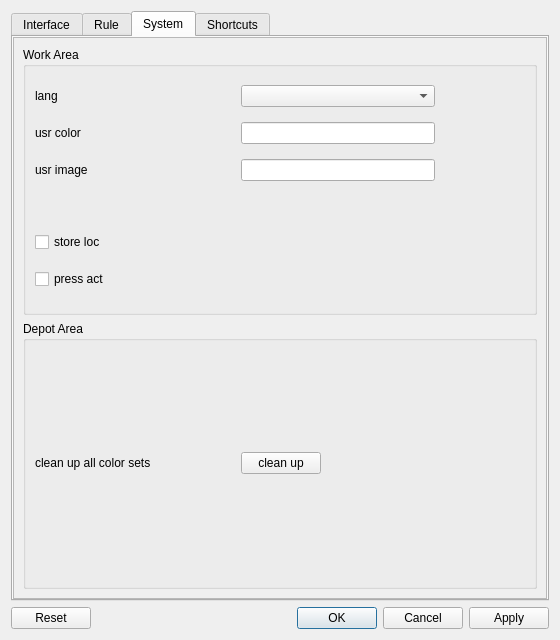
The window that src/main/python/cguis/design/settings_dialog.ui (liujiacode/DigitalPalette) describes before a commit, drawn with Qt 5.
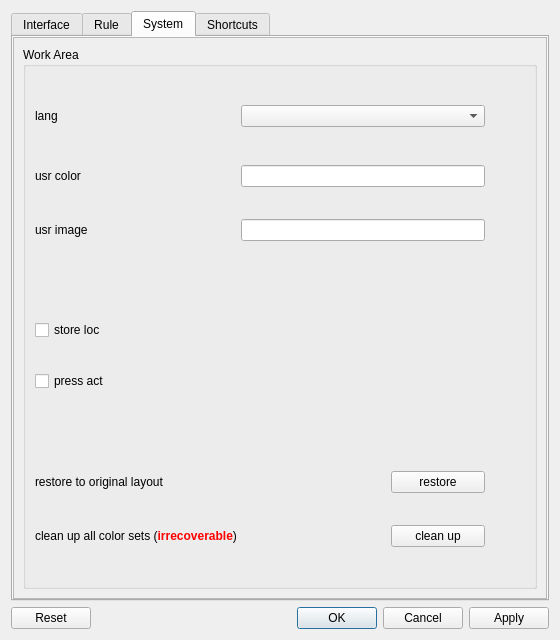
The same window after the commit. The open tabs and pages were chosen to show the change.

```diff
--- a/src/main/python/cguis/design/settings_dialog.ui
+++ b/src/main/python/cguis/design/settings_dialog.ui
@@ -1602,7 +1602,7 @@
              <property name="title">
               <string>Work Area</string>
              </property>
-             <layout class="QGridLayout" name="gridLayout_15">
+             <layout class="QGridLayout" name="gridLayout_12">
               <item row="0" column="0">
                <widget class="QLabel" name="lang_label">
                 <property name="minimumSize">
@@ -1622,31 +1622,31 @@
                 </property>
                </widget>
               </item>
-              <item row="0" column="1">
+              <item row="0" column="1" colspan="2">
                <widget class="QComboBox" name="lang_comb">
                 <property name="minimumSize">
                  <size>
-                  <width>160</width>
+                  <width>120</width>
                   <height>0</height>
                  </size>
                 </property>
                 <property name="maximumSize">
                  <size>
-                  <width>200</width>
+                  <width>360</width>
                   <height>16777215</height>
                  </size>
                 </property>
                </widget>
               </item>
-              <item row="0" column="2">
-               <spacer name="hsp_7">
+              <item row="0" column="3" rowspan="2">
+               <spacer name="hsp_11">
                 <property name="orientation">
                  <enum>Qt::Horizontal</enum>
                 </property>
                 <property name="sizeHint" stdset="0">
                  <size>
-                  <width>10</width>
-                  <height>20</height>
+                  <width>24</width>
+                  <height>68</height>
                  </size>
                 </property>
                </spacer>
@@ -1670,8 +1670,21 @@
                 </property>
                </widget>
               </item>
-              <item row="1" column="1">
-               <widget class="QLineEdit" name="usr_color_ledit"/>
+              <item row="1" column="1" colspan="2">
+               <widget class="QLineEdit" name="usr_color_ledit">
+                <property name="minimumSize">
+                 <size>
+                  <width>120</width>
+                  <height>0</height>
+                 </size>
+                </property>
+                <property name="maximumSize">
+                 <size>
+                  <width>360</width>
+                  <height>16777215</height>
+                 </size>
+                </property>
+               </widget>
               </item>
               <item row="2" column="0">
                <widget class="QLabel" name="usr_image_label">
@@ -1692,11 +1705,24 @@
                 </property>
                </widget>
               </item>
-              <item row="2" column="1">
-               <widget class="QLineEdit" name="usr_image_ledit"/>
+              <item row="2" column="1" colspan="2">
+               <widget class="QLineEdit" name="usr_image_ledit">
+                <property name="minimumSize">
+                 <size>
+                  <width>120</width>
+                  <height>0</height>
+                 </size>
+                </property>
+                <property name="maximumSize">
+                 <size>
+                  <width>360</width>
+                  <height>16777215</height>
+                 </size>
+                </property>
+               </widget>
               </item>
-              <item row="3" column="0" colspan="3">
-               <widget class="QWidget" name="work_space_inner_space" native="true">
+              <item row="3" column="0" colspan="4">
+               <widget class="QWidget" name="work_space_inner_space_1" native="true">
                 <property name="minimumSize">
                  <size>
                   <width>0</width>
@@ -1711,7 +1737,7 @@
                 </property>
                </widget>
               </item>
-              <item row="4" column="0" colspan="2">
+              <item row="4" column="0" colspan="3">
                <widget class="QCheckBox" name="store_loc_cbox">
                 <property name="minimumSize">
                  <size>
@@ -1733,7 +1759,7 @@
                 </property>
                </widget>
               </item>
-              <item row="5" column="0" colspan="2">
+              <item row="5" column="0" colspan="3">
                <widget class="QCheckBox" name="press_act_cbox">
                 <property name="minimumSize">
                  <size>
@@ -1755,60 +1781,100 @@
                 </property>
                </widget>
               </item>
-             </layout>
-            </widget>
-           </item>
-           <item>
-            <widget class="QGroupBox" name="system_depot_area_gbox">
-             <property name="minimumSize">
-              <size>
-               <width>0</width>
-               <height>0</height>
-              </size>
-             </property>
-             <property name="title">
-              <string>Depot Area</string>
-             </property>
-             <layout class="QGridLayout" name="gridLayout_12">
-              <item row="0" column="2">
-               <spacer name="hsp_10">
+              <item row="6" column="0" colspan="4">
+               <widget class="QWidget" name="work_space_inner_space_2" native="true">
+                <property name="minimumSize">
+                 <size>
+                  <width>0</width>
+                  <height>20</height>
+                 </size>
+                </property>
+                <property name="maximumSize">
+                 <size>
+                  <width>16777215</width>
+                  <height>20</height>
+                 </size>
+                </property>
+               </widget>
+              </item>
+              <item row="7" column="0" colspan="2">
+               <widget class="QLabel" name="restore_original_label">
+                <property name="minimumSize">
+                 <size>
+                  <width>350</width>
+                  <height>20</height>
+                 </size>
+                </property>
+                <property name="maximumSize">
+                 <size>
+                  <width>350</width>
+                  <height>20</height>
+                 </size>
+                </property>
+                <property name="text">
+                 <string>restore to original layout</string>
+                </property>
+               </widget>
+              </item>
+              <item row="7" column="2">
+               <widget class="QPushButton" name="restore_original_btn">
+                <property name="text">
+                 <string>restore</string>
+                </property>
+               </widget>
+              </item>
+              <item row="7" column="3">
+               <spacer name="hsp_12">
                 <property name="orientation">
                  <enum>Qt::Horizontal</enum>
                 </property>
                 <property name="sizeHint" stdset="0">
                  <size>
-                  <width>98</width>
-                  <height>20</height>
+                  <width>24</width>
+                  <height>25</height>
                  </size>
                 </property>
                </spacer>
               </item>
-              <item row="0" column="0">
+              <item row="8" column="0" colspan="2">
                <widget class="QLabel" name="clean_up_label">
                 <property name="minimumSize">
                  <size>
-                  <width>200</width>
+                  <width>350</width>
                   <height>20</height>
                  </size>
                 </property>
                 <property name="maximumSize">
                  <size>
-                  <width>200</width>
+                  <width>350</width>
                   <height>20</height>
                  </size>
                 </property>
                 <property name="text">
-                 <string>clean up all color sets</string>
+                 <string>&lt;html&gt;&lt;head/&gt;&lt;body&gt;&lt;p&gt;clean up all color sets (&lt;span style=&quot; font-weight:600; color:#ff0000;&quot;&gt;irrecoverable&lt;/span&gt;)&lt;/p&gt;&lt;/body&gt;&lt;/html&gt;</string>
                 </property>
                </widget>
               </item>
-              <item row="0" column="1">
+              <item row="8" column="2">
                <widget class="QPushButton" name="clean_up_btn">
                 <property name="text">
                  <string>clean up</string>
                 </property>
                </widget>
               </item>
+              <item row="8" column="3">
+               <spacer name="hsp_10">
+                <property name="orientation">
+                 <enum>Qt::Horizontal</enum>
+                </property>
+                <property name="sizeHint" stdset="0">
+                 <size>
+                  <width>24</width>
+                  <height>25</height>
+                 </size>
+                </property>
+               </spacer>
+              </item>
              </layout>
             </widget>
            </item>
```
